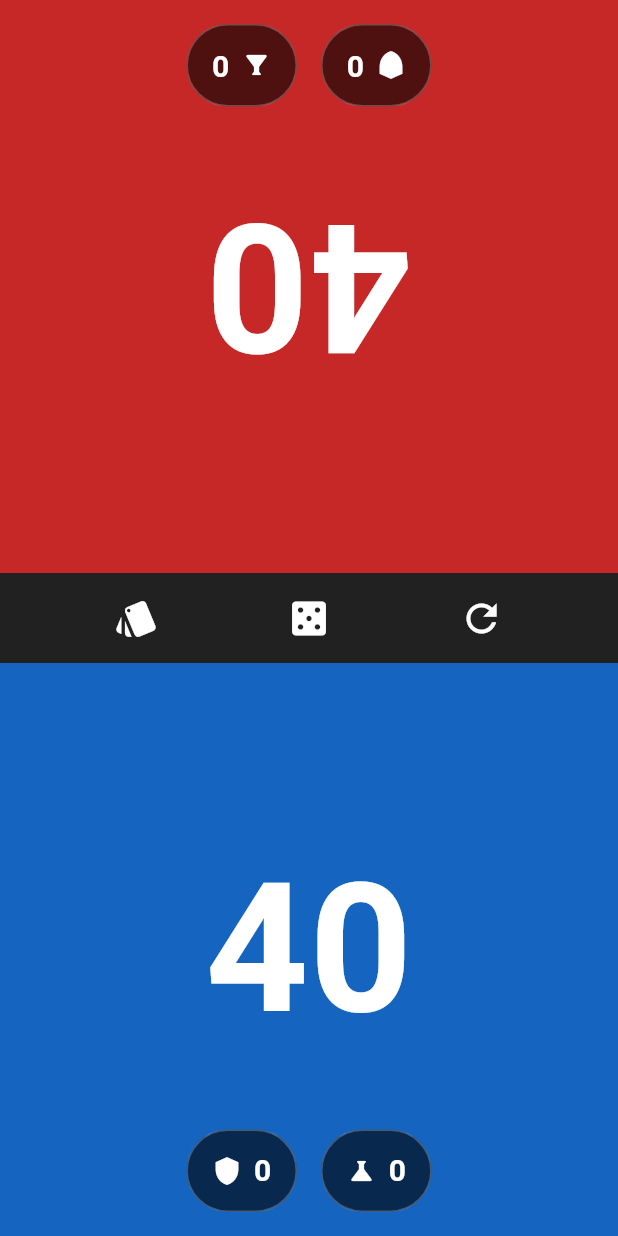
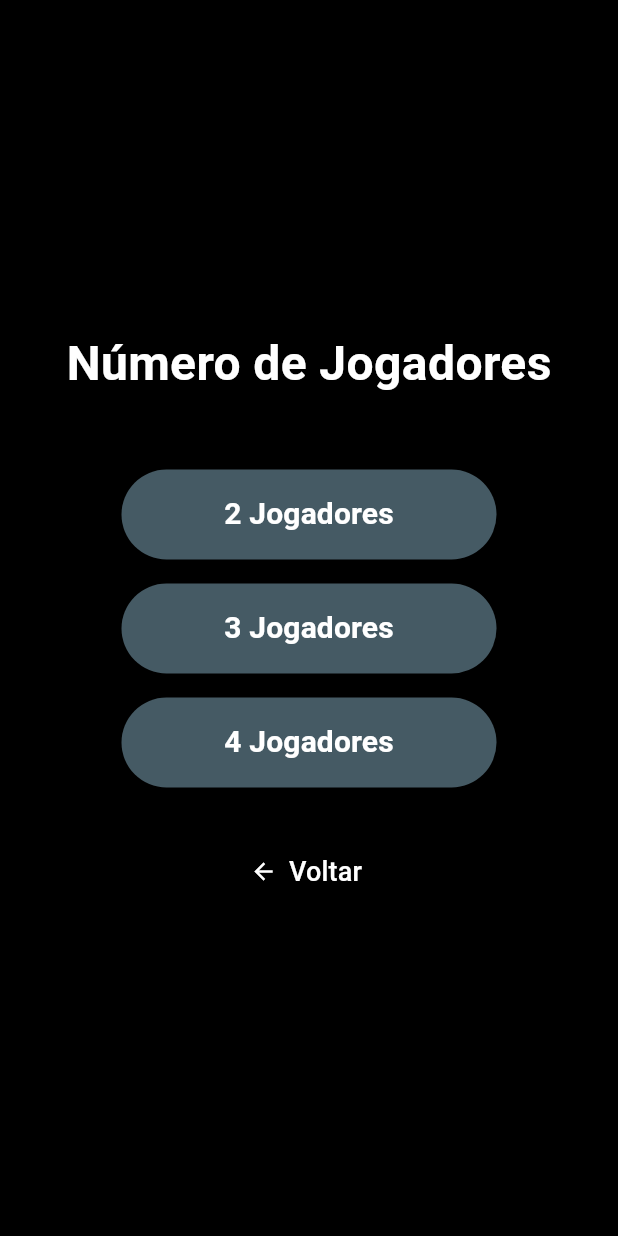
Before and after one commit to pedroso-dev/wolfnir_mtg_life_counter, a Flutter app: the screen it shows after launch, after a tap on "Commander", on a phone screen of 412 x 824 dp. Run offline on Flutter 3.47's test engine with Material 3 defaults, Android fonts, the phone set to English and light mode, and no system bars; our stand-ins replace equatable, flutter_bloc, wakelock_plus.

Commit message:
feat: implementa suporte a 3 e 4 jogadores e refatora controle de dano de comandante (v0.4.0)

```diff
--- a/lib/core/constants/strings.dart
+++ b/lib/core/constants/strings.dart
@@ -12,6 +12,11 @@ class AppStrings {
   static const commander = 'Commander';
   static const duelCommander = 'Duel Commander';
   static const tinyLeaders = 'Tiny Leaders';
+  static const selectPlayers = 'Número de Jogadores';
+  static const twoPlayers = '2 Jogadores';
+  static const threePlayers = '3 Jogadores';
+  static const fourPlayers = '4 Jogadores';
+  static const back = 'Voltar';
 
   // Novas strings para os Dados
   static const rollDice = 'Rolar Dados';
--- a/lib/features/match/presentation/cubit/match_cubit.dart
+++ b/lib/features/match/presentation/cubit/match_cubit.dart
@@ -20,14 +20,17 @@ class MatchCubit extends Cubit<MatchState> {
        _updateCommanderDamage = updateCommanderDamage,
        super(const MatchState(players: {}));
 
-  void startMatch(GameFormat format) {
-    // For the MVP, we start a standard 1v1 Commander match
-    final p1 = Player(id: 'player_1', life: format.startingLife);
-    final p2 = Player(id: 'player_2', life: format.startingLife);
+  void startMatch({required GameFormat format, required int playerCount}) {
+    final newPlayers = <String, Player>{};
+
+    for (int i = 1; i <= playerCount; i++) {
+      final id = 'player_$i';
+      newPlayers[id] = Player(id: id, life: format.startingLife);
+    }
 
     emit(
       MatchState(
-        players: {'player_1': p1, 'player_2': p2},
+        players: newPlayers,
         status: MatchStatus.playing,
         format: format,
       ),
@@ -74,8 +77,8 @@ class MatchCubit extends Cubit<MatchState> {
   }
 
   void resetMatch() {
-    if (state.format != null) {
-      startMatch(state.format!);
+    if (state.format != null && state.players.isNotEmpty) {
+      startMatch(format: state.format!, playerCount: state.players.length);
     }
   }
 
--- a/lib/features/match/presentation/pages/match_screen.dart
+++ b/lib/features/match/presentation/pages/match_screen.dart
@@ -1,5 +1,6 @@
 import 'package:flutter/material.dart';
 import 'package:flutter_bloc/flutter_bloc.dart';
+import 'package:wolfnir_mtg_life_counter/features/match/domain/entities/player.dart';
 import '../../../../core/constants/strings.dart';
 import '../cubit/match_cubit.dart';
 import '../cubit/match_state.dart';
@@ -15,6 +16,9 @@ class MatchScreen extends StatefulWidget {
 }
 
 class _MatchScreenState extends State<MatchScreen> {
+  // Variável para guardar o formato enquanto o usuário escolhe a quantidade de jogadores
+  GameFormat? _pendingFormat;
+
   @override
   void initState() {
     super.initState();
@@ -50,13 +54,56 @@ class _MatchScreenState extends State<MatchScreen> {
     );
   }
 
+  // ... (mantenha os imports, initState, _showWinnerDialog e _showDiceModal)
+
   Widget _buildSetupScreen(BuildContext context) {
+    // PASSO 1: Escolher o Formato
+    if (_pendingFormat == null) {
+      return Center(
+        child: Column(
+          mainAxisAlignment: MainAxisAlignment.center,
+          children: [
+            const Text(
+              AppStrings.selectFormat,
+              style: TextStyle(
+                fontSize: 32,
+                fontWeight: FontWeight.bold,
+                color: Colors.white,
+              ),
+            ),
+            const SizedBox(height: 48),
+            _FormatButton(
+              title: GameFormat.commander.displayName,
+              color: Colors.purple.shade700,
+              onPressed: () =>
+                  setState(() => _pendingFormat = GameFormat.commander),
+            ),
+            const SizedBox(height: 16),
+            _FormatButton(
+              title: GameFormat.tinyLeaders.displayName,
+              color: Colors.orange.shade700,
+              onPressed: () =>
+                  setState(() => _pendingFormat = GameFormat.tinyLeaders),
+            ),
+            const SizedBox(height: 16),
+            _FormatButton(
+              title: GameFormat.duelCommander.displayName,
+              color: Colors.teal.shade700,
+              onPressed: () =>
+                  setState(() => _pendingFormat = GameFormat.duelCommander),
+            ),
+          ],
+        ),
+      );
+    }
+
+    // PASSO 2: Escolher Quantos Jogadores
     return Center(
       child: Column(
         mainAxisAlignment: MainAxisAlignment.center,
         children: [
           const Text(
-            AppStrings.selectFormat,
+            AppStrings.selectPlayers,
             style: TextStyle(
               fontSize: 32,
               fontWeight: FontWeight.bold,
@@ -65,18 +112,88 @@ class _MatchScreenState extends State<MatchScreen> {
           ),
           const SizedBox(height: 48),
           _FormatButton(
-            format: GameFormat.commander,
-            color: Colors.purple.shade700,
+            title: AppStrings.twoPlayers,
+            color: Colors.blueGrey.shade700,
+            onPressed: () => context.read<MatchCubit>().startMatch(
+              format: _pendingFormat!,
+              playerCount: 2,
+            ),
           ),
           const SizedBox(height: 16),
           _FormatButton(
-            format: GameFormat.tinyLeaders,
-            color: Colors.orange.shade700,
+            title: AppStrings.threePlayers,
+            color: Colors.blueGrey.shade700,
+            onPressed: () => context.read<MatchCubit>().startMatch(
+              format: _pendingFormat!,
+              playerCount: 3,
+            ),
           ),
           const SizedBox(height: 16),
           _FormatButton(
-            format: GameFormat.duelCommander,
-            color: Colors.teal.shade700,
+            title: AppStrings.fourPlayers,
+            color: Colors.blueGrey.shade700,
+            onPressed: () => context.read<MatchCubit>().startMatch(
+              format: _pendingFormat!,
+              playerCount: 4,
+            ),
+          ),
+          const SizedBox(height: 32),
+          TextButton.icon(
+            icon: const Icon(Icons.arrow_back, color: Colors.white),
+            label: const Text(
+              AppStrings.back,
+              style: TextStyle(color: Colors.white, fontSize: 18),
+            ),
+            onPressed: () => setState(() => _pendingFormat = null),
+          ),
+        ],
+      ),
+    );
+  }
+
+  // --- NOVO: Método ajudante para desenhar os jogadores sem repetir código ---
+  Widget _buildPlayer(Player player, Color color, {bool inverted = false}) {
+    return Expanded(
+      child: PlayerBoard(
+        player: player,
+        backgroundColor: color,
+        inverted: inverted,
+        showCommanderDamage:
+            context.read<MatchCubit>().state.format?.hasCommanderDamage ??
+            false,
+        onLifeChanged: (amount) =>
+            context.read<MatchCubit>().updateLife(player.id, amount),
+        onPoisonChanged: (amount) =>
+            context.read<MatchCubit>().updatePoison(player.id, amount),
+      ),
+    );
+  }
+
+  // --- NOVO: Barra central extraída para ficar mais limpo ---
+  Widget _buildMiddleBar(BuildContext context) {
+    return Container(
+      height: 60,
+      color: Colors.grey.shade900,
+      child: Row(
+        mainAxisAlignment: MainAxisAlignment.spaceEvenly,
+        children: [
+          IconButton(
+            icon: const Icon(Icons.style, color: Colors.white, size: 30),
+            onPressed: () {
+              Navigator.of(context).popUntil((route) => route.isFirst);
+              context.read<MatchCubit>().changeFormat();
+            },
+          ),
+          IconButton(
+            icon: const Icon(Icons.casino, color: Colors.white, size: 30),
+            onPressed: () => _showDiceModal(context),
+          ),
+          IconButton(
+            icon: const Icon(Icons.refresh, color: Colors.white, size: 30),
+            onPressed: () {
+              Navigator.of(context).popUntil((route) => route.isFirst);
+              context.read<MatchCubit>().resetMatch();
+            },
           ),
         ],
       ),
@@ -89,6 +206,9 @@ class _MatchScreenState extends State<MatchScreen> {
       backgroundColor: Colors.black,
       body: BlocConsumer<MatchCubit, MatchState>(
         listener: (context, state) {
+          if (state.status == MatchStatus.initial && _pendingFormat != null) {
+            setState(() => _pendingFormat = null);
+          }
           if (state.status == MatchStatus.finished && state.loserId != null) {
             _showWinnerDialog(context, state.loserId!);
           }
@@ -102,97 +222,55 @@ class _MatchScreenState extends State<MatchScreen> {
             return const Center(child: CircularProgressIndicator());
           }
 
-          final p1 = state.players['player_1']!;
-          final p2 = state.players['player_2']!;
+          final p1 = state.players['player_1'];
+          final p2 = state.players['player_2'];
+          final p3 = state.players['player_3'];
+          final p4 = state.players['player_4'];
+
+          if (p1 == null || p2 == null) {
+            return const Center(child: CircularProgressIndicator());
+          }
+
+          final playerCount = state.players.length;
 
           return Column(
             children: [
-              // Top Half: Player 2
+              // LINHA DE CIMA (Sempre invertida para quem está do outro lado da mesa)
               Expanded(
-                child: PlayerBoard(
-                  player: p2,
-                  backgroundColor: Colors.red.shade800,
-                  inverted: true,
-                  showCommanderDamage:
-                      state.format?.hasCommanderDamage ?? false,
-                  onLifeChanged: (amount) =>
-                      context.read<MatchCubit>().updateLife('player_2', amount),
-                  onPoisonChanged: (amount) => context
-                      .read<MatchCubit>()
-                      .updatePoison('player_2', amount),
-                  onCommanderDamageChanged: (amount) =>
-                      context.read<MatchCubit>().updateCommanderDamage(
-                        targetPlayerId: 'player_2',
-                        opponentId: 'player_1',
-                        amount: amount,
+                child: Row(
+                  children: [
+                    if (playerCount == 2)
+                      _buildPlayer(p2, Colors.red.shade800, inverted: true),
+                    if (playerCount == 3) ...[
+                      _buildPlayer(p2, Colors.red.shade800, inverted: true),
+                      _buildPlayer(p3!, Colors.green.shade800, inverted: true),
+                    ],
+                    if (playerCount == 4) ...[
+                      _buildPlayer(p3!, Colors.green.shade800, inverted: true),
+                      _buildPlayer(
+                        p4!,
+                        Colors.deepPurple.shade800,
+                        inverted: true,
                       ),
-                ),
-              ),
-
-              // Middle Bar: Reset / Menu
-              Container(
-                height: 60,
-                color: Colors.grey.shade900,
-                child: Row(
-                  mainAxisAlignment: MainAxisAlignment.spaceEvenly,
-                  children: [
-                    IconButton(
-                      icon: const Icon(
-                        Icons.style,
-                        color: Colors.white,
-                        size: 30,
-                      ),
-                      onPressed: () {
-                        Navigator.of(
-                          context,
-                        ).popUntil((route) => route.isFirst);
-                        context.read<MatchCubit>().changeFormat();
-                      },
-                    ),
-                    IconButton(
-                      icon: const Icon(
-                        Icons.casino,
-                        color: Colors.white,
-                        size: 30,
-                      ),
-                      onPressed: () => _showDiceModal(context),
-                    ),
-                    IconButton(
-                      icon: const Icon(
-                        Icons.refresh,
-                        color: Colors.white,
-                        size: 30,
-                      ),
-                      onPressed: () {
-                        Navigator.of(
-                          context,
-                        ).popUntil((route) => route.isFirst);
-                        context.read<MatchCubit>().resetMatch();
-                      },
-                    ),
+                    ],
                   ],
                 ),
               ),
 
-              // Bottom Half: Player 1
+              // BARRA CENTRAL
+              _buildMiddleBar(context),
+
+              // LINHA DE BAIXO (De frente para o dono do celular)
               Expanded(
-                child: PlayerBoard(
-                  player: p1,
-                  backgroundColor: Colors.blue.shade800,
-                  showCommanderDamage:
-                      state.format?.hasCommanderDamage ?? false,
-                  onLifeChanged: (amount) =>
-                      context.read<MatchCubit>().updateLife('player_1', amount),
-                  onPoisonChanged: (amount) => context
-                      .read<MatchCubit>()
-                      .updatePoison('player_1', amount),
-                  onCommanderDamageChanged: (amount) =>
-                      context.read<MatchCubit>().updateCommanderDamage(
-                        targetPlayerId: 'player_1',
-                        opponentId:
-                            'player_2', // No 1v1, o oponente é sempre o 2
-                        amount: amount,
-                      ),
+                child: Row(
+                  children: [
+                    if (playerCount == 2 || playerCount == 3)
+                      _buildPlayer(p1, Colors.blue.shade800),
+                    if (playerCount == 4) ...[
+                      _buildPlayer(p1, Colors.blue.shade800),
+                      _buildPlayer(p2, Colors.red.shade800),
+                    ],
+                  ],
                 ),
               ),
             ],
@@ -203,12 +281,16 @@ class _MatchScreenState extends State<MatchScreen> {
   }
 }
 
-// O Botão de formato extraído para fora do State
 class _FormatButton extends StatelessWidget {
-  final GameFormat format;
+  final String title;
   final Color color;
+  final VoidCallback onPressed;
 
-  const _FormatButton({required this.format, required this.color});
+  const _FormatButton({
+    required this.title,
+    required this.color,
+    required this.onPressed,
+  });
 
   @override
   Widget build(BuildContext context) {
@@ -222,9 +304,9 @@ class _FormatButton extends StatelessWidget {
             borderRadius: BorderRadius.circular(30),
           ),
         ),
-        onPressed: () => context.read<MatchCubit>().startMatch(format),
+        onPressed: onPressed,
         child: Text(
-          format.displayName,
+          title,
           style: const TextStyle(
             fontSize: 20,
             fontWeight: FontWeight.bold,
--- a/lib/features/match/presentation/widgets/counter_modal.dart
+++ b/lib/features/match/presentation/widgets/counter_modal.dart
@@ -1,5 +1,4 @@
 import 'package:flutter/material.dart';
-import '../../../../core/constants/strings.dart';
 
 class CounterModal extends StatelessWidget {
   final String title;
@@ -22,7 +21,7 @@ class CounterModal extends StatelessWidget {
         borderRadius: BorderRadius.vertical(top: Radius.circular(20)),
       ),
       child: Column(
-        mainAxisSize: MainAxisSize.min, // Ocupa apenas o espaço necessário
+        mainAxisSize: MainAxisSize.min,
         children: [
           Text(
             title,
--- a/pubspec.yaml
+++ b/pubspec.yaml
@@ -3,7 +3,7 @@ description: "A new Flutter project."
 
 publish_to: "none" # Remove this line if you wish to publish to pub.dev
 
-version: 0.3.4+1
+version: 0.4.0+1
 
 environment:
   sdk: ^3.11.4
```
Also changed, not shown: lib/features/match/presentation/widgets/commander_damage_modal.dart (added, +129 -0 lines), lib/features/match/presentation/widgets/player_board.dart (+24 -32 lines), 3 other files.
